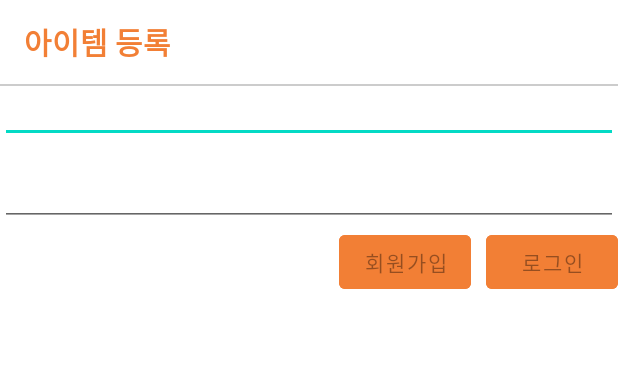
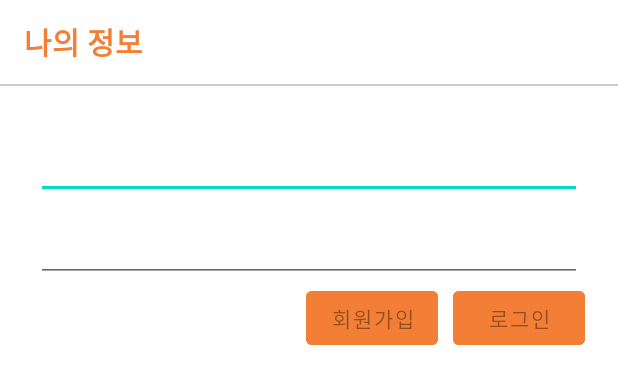
Before and after one commit to yoochangwon789/UsedTradeProject, an Android app: the layout fragment_mypage.xml on its own in the app's theme, with its tools: preview values and no code run, on a phone screen of 412 x 824 dp. Shown: the top 384 px of the screen. Run offline under Robolectric (Android 15) with nearby library versions, the phone set to English and light mode, and no system bars.

Commit message:
Feat : 레이아웃 xml 파일 라인 정리 작업

```diff
--- a/app/src/main/res/layout/fragment_home.xml
+++ b/app/src/main/res/layout/fragment_home.xml
@@ -53,7 +53,7 @@
         app:borderWidth="0dp"
         app:layout_constraintBottom_toBottomOf="parent"
         app:layout_constraintEnd_toEndOf="parent"
-        app:tint="@color/white"
-        app:rippleColor="@null"/>
+        app:rippleColor="@null"
+        app:tint="@color/white" />
 
 </androidx.constraintlayout.widget.ConstraintLayout>
--- a/app/src/main/res/layout/fragment_mypage.xml
+++ b/app/src/main/res/layout/fragment_mypage.xml
@@ -18,7 +18,7 @@
             android:layout_width="wrap_content"
             android:layout_height="wrap_content"
             android:layout_marginStart="16dp"
-            android:text="아이템 등록"
+            android:text="나의 정보"
             android:textColor="@color/orange"
             android:textSize="20sp"
             android:textStyle="bold"
@@ -39,16 +39,18 @@
         android:id="@+id/emailEditText"
         android:layout_width="0dp"
         android:layout_height="wrap_content"
-        android:layout_marginTop="50dp"
+        android:layout_marginHorizontal="24dp"
+        android:layout_marginTop="30dp"
         android:enabled="true"
         app:layout_constraintEnd_toEndOf="parent"
         app:layout_constraintStart_toStartOf="parent"
-        app:layout_constraintTop_toTopOf="parent" />
+        app:layout_constraintTop_toBottomOf="@id/toolbarUnderLineView" />
 
     <EditText
         android:id="@+id/passwordEditText"
         android:layout_width="0dp"
         android:layout_height="wrap_content"
+        android:layout_marginHorizontal="24dp"
         android:layout_marginTop="10dp"
         android:enabled="true"
         android:inputType="textPassword"
@@ -72,6 +74,7 @@
         android:id="@+id/signInOutButton"
         android:layout_width="wrap_content"
         android:layout_height="wrap_content"
+        android:layout_marginEnd="22dp"
         android:backgroundTint="@color/orange"
         android:enabled="false"
         android:text="로그인"
```
